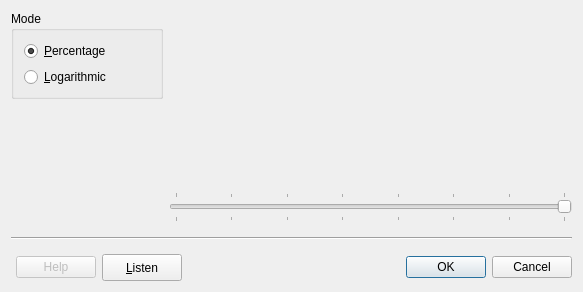
Before: the Qt Designer form plugins/noise/NoiseDlg.ui in KDE/kwave, drawn with Qt 5.
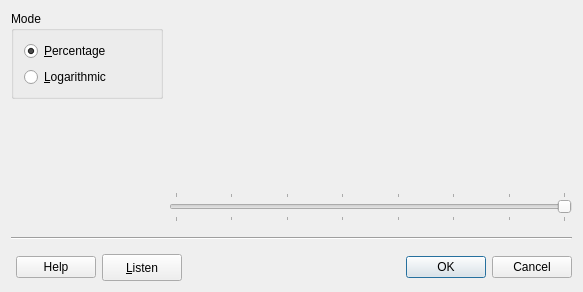
After: the same form once the commit is applied. Custom widgets are drawn as their Qt base class.

Commit message: enabled the 'Help' buttons of all plugins and let them open the corresponding section in the handbook

```diff
--- a/plugins/noise/NoiseDlg.ui
+++ b/plugins/noise/NoiseDlg.ui
@@ -208,10 +208,7 @@
    <item>
     <layout class="QHBoxLayout" name="horizontalLayout">
      <item>
-      <widget class="KDialogButtonBox" name="buttonBox_2">
-       <property name="enabled">
-        <bool>false</bool>
-       </property>
+      <widget class="KDialogButtonBox" name="buttonBox_Help">
        <property name="sizePolicy">
         <sizepolicy hsizetype="Minimum" vsizetype="Preferred">
          <horstretch>0</horstretch>
```
Left out of the diff: 2 changed lines with no effect on the pictures. The commit also changes 33 other files.
